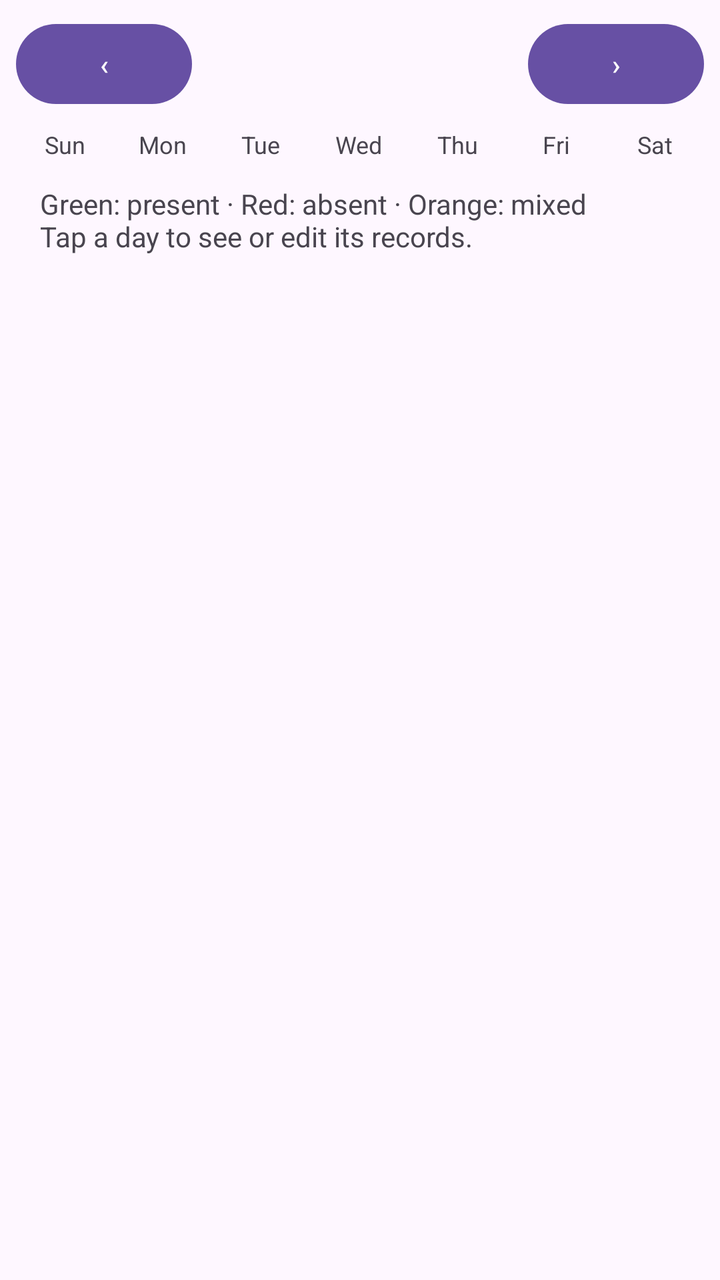
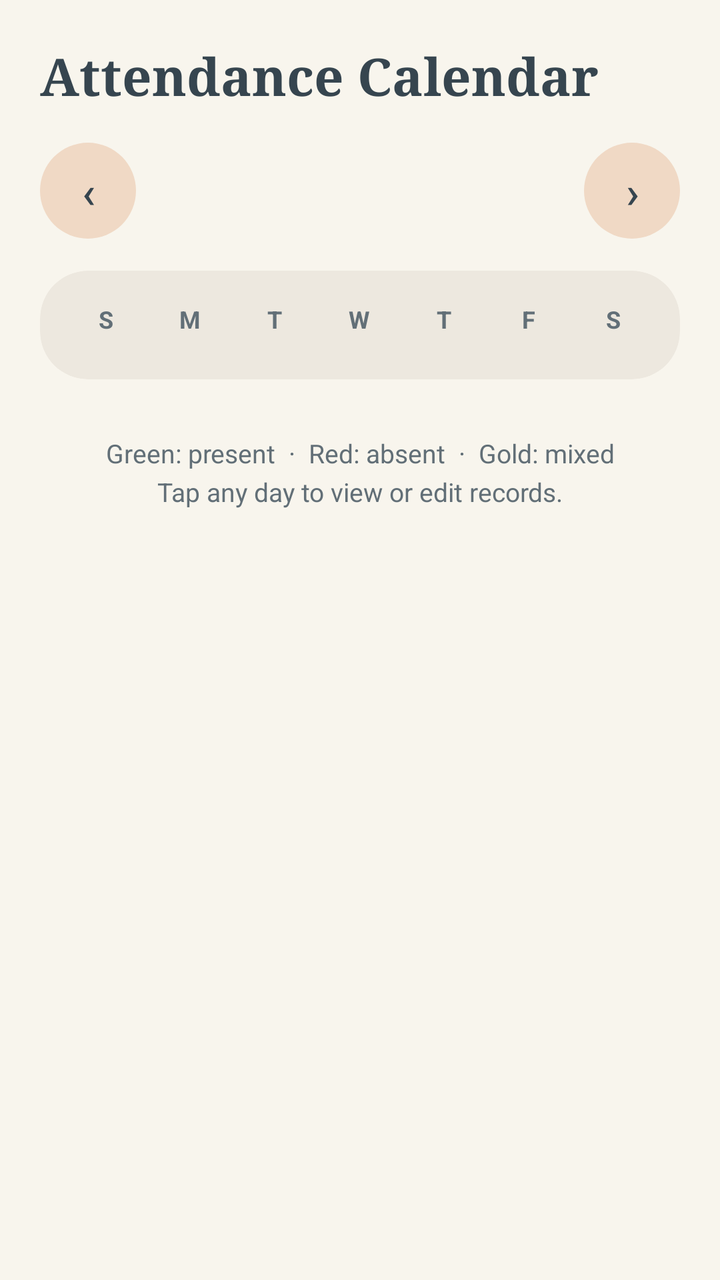

Compare the two renders of this Android layout. The source of the first and the diff that turns it into the second are given below.
<!-- AndroidManifest.xml: application theme Theme.Fluxora -->
<!-- res/layout/activity_attendance.xml -->
<?xml version="1.0" encoding="utf-8"?>
<LinearLayout xmlns:android="http://schemas.android.com/apk/res/android"
    android:layout_width="match_parent"
    android:layout_height="match_parent"
    android:fitsSystemWindows="true"
    android:orientation="vertical"
    android:padding="8dp">

    <LinearLayout
        android:layout_width="match_parent"
        android:layout_height="wrap_content"
        android:gravity="center_vertical"
        android:orientation="horizontal">

        <Button
            android:id="@+id/btnPrev"
            android:layout_width="wrap_content"
            android:layout_height="wrap_content"
            android:text="‹" />

        <TextView
            android:id="@+id/tvMonth"
            android:layout_width="0dp"
            android:layout_height="wrap_content"
            android:layout_weight="1"
            android:gravity="center"
            android:textSize="18sp"
            android:textStyle="bold" />

        <Button
            android:id="@+id/btnNext"
            android:layout_width="wrap_content"
            android:layout_height="wrap_content"
            android:text="›" />
    </LinearLayout>

    <LinearLayout
        android:layout_width="match_parent"
        android:layout_height="wrap_content"
        android:orientation="horizontal"
        android:paddingTop="8dp">

        <TextView android:layout_width="0dp" android:layout_height="wrap_content" android:layout_weight="1" android:gravity="center" android:text="Sun" android:textSize="12sp" />
        <TextView android:layout_width="0dp" android:layout_height="wrap_content" android:layout_weight="1" android:gravity="center" android:text="Mon" android:textSize="12sp" />
        <TextView android:layout_width="0dp" android:layout_height="wrap_content" android:layout_weight="1" android:gravity="center" android:text="Tue" android:textSize="12sp" />
        <TextView android:layout_width="0dp" android:layout_height="wrap_content" android:layout_weight="1" android:gravity="center" android:text="Wed" android:textSize="12sp" />
        <TextView android:layout_width="0dp" android:layout_height="wrap_content" android:layout_weight="1" android:gravity="center" android:text="Thu" android:textSize="12sp" />
        <TextView android:layout_width="0dp" android:layout_height="wrap_content" android:layout_weight="1" android:gravity="center" android:text="Fri" android:textSize="12sp" />
        <TextView android:layout_width="0dp" android:layout_height="wrap_content" android:layout_weight="1" android:gravity="center" android:text="Sat" android:textSize="12sp" />
    </LinearLayout>

    <androidx.recyclerview.widget.RecyclerView
        android:id="@+id/rvCalendar"
        android:layout_width="match_parent"
        android:layout_height="wrap_content" />

    <TextView
        android:layout_width="match_parent"
        android:layout_height="wrap_content"
        android:padding="12dp"
        android:text="Green: present · Red: absent · Orange: mixed\nTap a day to see or edit its records." />
</LinearLayout>
<!-- resources referenced by this layout -->
<resources>
  <style name="Base.Theme.Fluxora" parent="Theme.Material3.DayNight.NoActionBar">
          
          
      </style>
  <!-- unchanged entries left out for length: 1 -->
</resources>

<!-- the commit's change to res/layout/activity_attendance.xml (unified diff, before → after) -->
@@ -1,62 +1,116 @@
 <?xml version="1.0" encoding="utf-8"?>
 <LinearLayout xmlns:android="http://schemas.android.com/apk/res/android"
+    xmlns:app="http://schemas.android.com/apk/res-auto"
     android:layout_width="match_parent"
     android:layout_height="match_parent"
+    android:background="?android:attr/colorBackground"
     android:fitsSystemWindows="true"
     android:orientation="vertical"
-    android:padding="8dp">
+    android:padding="20dp">
 
+    
+    <TextView
+        android:layout_width="match_parent"
+        android:layout_height="wrap_content"
+        android:layout_marginBottom="16dp"
+        android:fontFamily="serif"
+        android:text="Attendance Calendar"
+        android:textColor="?attr/colorOnBackground"
+        android:textSize="26sp"
+        android:textStyle="bold" />
+
+    
     <LinearLayout
         android:layout_width="match_parent"
         android:layout_height="wrap_content"
+        android:layout_marginBottom="16dp"
         android:gravity="center_vertical"
         android:orientation="horizontal">
 
         <Button
             android:id="@+id/btnPrev"
-            android:layout_width="wrap_content"
-            android:layout_height="wrap_content"
-            android:text="‹" />
+            style="@style/Widget.Fluxora.Button.Secondary"
+            android:layout_width="48dp"
+            android:layout_height="48dp"
+            android:insetTop="0dp"
+            android:insetBottom="0dp"
+            android:padding="0dp"
+            android:text="‹"
+            android:textSize="22sp" />
 
         <TextView
             android:id="@+id/tvMonth"
             android:layout_width="0dp"
             android:layout_height="wrap_content"
             android:layout_weight="1"
+            android:fontFamily="serif"
             android:gravity="center"
-            android:textSize="18sp"
+            android:letterSpacing="0.02"
+            android:textColor="?attr/colorOnBackground"
+            android:textSize="20sp"
             android:textStyle="bold" />
 
         <Button
             android:id="@+id/btnNext"
-            android:layout_width="wrap_content"
-            android:layout_height="wrap_content"
-            android:text="›" />
+            style="@style/Widget.Fluxora.Button.Secondary"
+            android:layout_width="48dp"
+            android:layout_height="48dp"
+            android:insetTop="0dp"
+            android:insetBottom="0dp"
+            android:padding="0dp"
+            android:text="›"
+            android:textSize="22sp" />
     </LinearLayout>
 
-    <LinearLayout
+    
+    <com.google.android.material.card.MaterialCardView
         android:layout_width="match_parent"
         android:layout_height="wrap_content"
-        android:orientation="horizontal"
-        android:paddingTop="8dp">
+        app:cardBackgroundColor="?attr/colorSurface"
+        app:cardCornerRadius="24dp"
+        app:cardElevation="0dp"
+        app:contentPadding="12dp"
+        app:strokeWidth="0dp">
 
-        <TextView android:layout_width="0dp" android:layout_height="wrap_content" android:layout_weight="1" android:gravity="center" android:text="Sun" android:textSize="12sp" />
-        <TextView android:layout_width="0dp" android:layout_height="wrap_content" android:layout_weight="1" android:gravity="center" android:text="Mon" android:textSize="12sp" />
-        <TextView android:layout_width="0dp" android:layout_height="wrap_content" android:layout_weight="1" android:gravity="center" android:text="Tue" android:textSize="12sp" />
-        <TextView android:layout_width="0dp" android:layout_height="wrap_content" android:layout_weight="1" android:gravity="center" android:text="Wed" android:textSize="12sp" />
-        <TextView android:layout_width="0dp" android:layout_height="wrap_content" android:layout_weight="1" android:gravity="center" android:text="Thu" android:textSize="12sp" />
-        <TextView android:layout_width="0dp" android:layout_height="wrap_content" android:layout_weight="1" android:gravity="center" android:text="Fri" android:textSize="12sp" />
-        <TextView android:layout_width="0dp" android:layout_height="wrap_content" android:layout_weight="1" android:gravity="center" android:text="Sat" android:textSize="12sp" />
-    </LinearLayout>
+        <LinearLayout
+            android:layout_width="match_parent"
+            android:layout_height="wrap_content"
+            android:orientation="vertical">
 
-    <androidx.recyclerview.widget.RecyclerView
-        android:id="@+id/rvCalendar"
-        android:layout_width="match_parent"
-        android:layout_height="wrap_content" />
+            
+            <LinearLayout
+                android:layout_width="match_parent"
+                android:layout_height="wrap_content"
+                android:orientation="horizontal"
+                android:paddingTop="4dp"
+                android:paddingBottom="10dp">
 
+                <TextView android:layout_width="0dp" android:layout_height="wrap_content" android:layout_weight="1" android:gravity="center" android:text="S" android:textColor="?attr/colorOnSurfaceVariant" android:textSize="12sp" android:textStyle="bold" />
+                <TextView android:layout_width="0dp" android:layout_height="wrap_content" android:layout_weight="1" android:gravity="center" android:text="M" android:textColor="?attr/colorOnSurfaceVariant" android:textSize="12sp" android:textStyle="bold" />
+                <TextView android:layout_width="0dp" android:layout_height="wrap_content" android:layout_weight="1" android:gravity="center" android:text="T" android:textColor="?attr/colorOnSurfaceVariant" android:textSize="12sp" android:textStyle="bold" />
+                <TextView android:layout_width="0dp" android:layout_height="wrap_content" android:layout_weight="1" android:gravity="center" android:text="W" android:textColor="?attr/colorOnSurfaceVariant" android:textSize="12sp" android:textStyle="bold" />
+                <TextView android:layout_width="0dp" android:layout_height="wrap_content" android:layout_weight="1" android:gravity="center" android:text="T" android:textColor="?attr/colorOnSurfaceVariant" android:textSize="12sp" android:textStyle="bold" />
+                <TextView android:layout_width="0dp" android:layout_height="wrap_content" android:layout_weight="1" android:gravity="center" android:text="F" android:textColor="?attr/colorOnSurfaceVariant" android:textSize="12sp" android:textStyle="bold" />
+                <TextView android:layout_width="0dp" android:layout_height="wrap_content" android:layout_weight="1" android:gravity="center" android:text="S" android:textColor="?attr/colorOnSurfaceVariant" android:textSize="12sp" android:textStyle="bold" />
+            </LinearLayout>
+
+            <androidx.recyclerview.widget.RecyclerView
+                android:id="@+id/rvCalendar"
+                android:layout_width="match_parent"
+                android:layout_height="wrap_content"
+                android:overScrollMode="never" />
+        </LinearLayout>
+    </com.google.android.material.card.MaterialCardView>
+
+    
     <TextView
         android:layout_width="match_parent"
         android:layout_height="wrap_content"
+        android:layout_marginTop="16dp"
+        android:gravity="center"
+        android:lineSpacingExtra="4dp"
         android:padding="12dp"
-        android:text="Green: present · Red: absent · Orange: mixed\nTap a day to see or edit its records." />
+        android:text="Green: present  ·  Red: absent  ·  Gold: mixed\nTap any day to view or edit records."
+        android:textColor="?attr/colorOnSurfaceVariant"
+        android:textSize="13sp" />
 </LinearLayout>
<!-- resource entries referenced after the edit -->
@@ -1,8 +1,115 @@
 <!-- resources referenced by this layout -->
 <resources>
+  <style name="Widget.Fluxora.Button.Secondary" parent="Widget.Material3.Button.TonalButton">
+          <item name="backgroundTint">?attr/colorSecondaryContainer</item>
+          <item name="android:textColor">?attr/colorOnSecondaryContainer</item>
+          <item name="cornerRadius">999dp</item>
+          <item name="android:insetTop">0dp</item>
+          <item name="android:insetBottom">0dp</item>
+          <item name="android:minHeight">54dp</item>
+          <item name="android:letterSpacing">0.02</item>
+          <item name="android:textAllCaps">false</item>
+      </style>
   <style name="Base.Theme.Fluxora" parent="Theme.Material3.DayNight.NoActionBar">
           
+          <item name="colorPrimary">@color/primary</item>
+          <item name="colorOnPrimary">@color/on_primary</item>
+          <item name="colorPrimaryContainer">@color/primary_container</item>
+          <item name="colorOnPrimaryContainer">@color/on_primary_container</item>
+  
+          <item name="colorSecondary">@color/secondary</item>
+          <item name="colorOnSecondary">@color/on_secondary</item>
+          <item name="colorSecondaryContainer">@color/secondary_container</item>
+          <item name="colorOnSecondaryContainer">@color/on_secondary_container</item>
+  
+          <item name="colorTertiary">@color/tertiary</item>
+          <item name="colorOnTertiary">@color/on_tertiary</item>
+          <item name="colorTertiaryContainer">@color/tertiary_container</item>
+          <item name="colorOnTertiaryContainer">@color/on_tertiary_container</item>
+  
           
+          <item name="android:colorBackground">@color/background_light</item>
+          <item name="colorOnBackground">@color/text_primary_light</item>
+          <item name="colorSurface">@color/surface_light</item>
+          <item name="colorOnSurface">@color/text_primary_light</item>
+          <item name="colorSurfaceVariant">@color/surface_variant_light</item>
+          <item name="colorOnSurfaceVariant">@color/text_secondary_light</item>
+          <item name="colorSurfaceContainer">@color/surface_light</item>
+          <item name="colorSurfaceContainerHigh">@color/surface_container_light</item>
+          <item name="colorOutline">@color/outline_light</item>
+          <item name="colorOutlineVariant">@color/outline_variant_light</item>
+  
+          
+          <item name="colorError">@color/danger</item>
+          <item name="colorErrorContainer">@color/danger_container</item>
+          <item name="colorOnErrorContainer">@color/on_danger_container</item>
+  
+          
+          <item name="android:statusBarColor">@color/background_light</item>
+          <item name="android:navigationBarColor">@color/background_light</item>
+          <item name="android:windowLightStatusBar">true</item>
+          <item name="android:windowLightNavigationBar" tools:targetApi="o_mr1">true</item>
+  
+          
+          <item name="materialCardViewStyle">@style/Widget.Fluxora.CardView</item>
+          <item name="materialButtonStyle">@style/Widget.Fluxora.Button.Primary</item>
+          <item name="bottomSheetDialogTheme">@style/ThemeOverlay.Fluxora.BottomSheetDialog</item>
+      </style>
+  <color name="primary">#6B8E7E</color>
+  <color name="on_primary">#FFFFFF</color>
+  <color name="primary_container">#DCE7E1</color>
+  <color name="on_primary_container">#23352D</color>
+  <color name="secondary">#F0D9C5</color>
+  <color name="on_secondary">#36454F</color>
+  <color name="secondary_container">#F0D9C5</color>
+  <color name="on_secondary_container">#36454F</color>
+  <color name="tertiary">#D4AF37</color>
+  <color name="on_tertiary">#1E2824</color>
+  <color name="tertiary_container">#F7EFE0</color>
+  <color name="on_tertiary_container">#4A3B0C</color>
+  <color name="background_light">#F8F5ED</color>
+  <color name="text_primary_light">#36454F</color>
+  <color name="surface_light">#EDE8DF</color>
+  <color name="surface_variant_light">#E2DDD2</color>
+  <color name="text_secondary_light">#626F77</color>
+  <color name="surface_container_light">#E5DFD3</color>
+  <color name="outline_light">#C9C3B6</color>
+  <color name="outline_variant_light">#DFDAD0</color>
+  <color name="danger">#B85450</color>
+  <color name="danger_container">#F5DFDE</color>
+  <color name="on_danger_container">#4A1B19</color>
+  <style name="Widget.Fluxora.CardView" parent="Widget.Material3.CardView.Filled">
+          <item name="cardBackgroundColor">?attr/colorSurface</item>
+          <item name="cardCornerRadius">20dp</item>
+          <item name="cardElevation">0dp</item>
+          <item name="strokeWidth">0dp</item>
+          <item name="contentPadding">20dp</item>
+      </style>
+  <style name="Widget.Fluxora.Button.Primary" parent="Widget.Material3.Button">
+          <item name="backgroundTint">?attr/colorPrimary</item>
+          <item name="android:textColor">?attr/colorOnPrimary</item>
+          <item name="cornerRadius">999dp</item>
+          <item name="android:insetTop">0dp</item>
+          <item name="android:insetBottom">0dp</item>
+          <item name="android:minHeight">54dp</item>
+          <item name="android:letterSpacing">0.03</item>
+          <item name="android:textAllCaps">false</item>
+          <item name="elevation">0dp</item>
+      </style>
+  <style name="ThemeOverlay.Fluxora.BottomSheetDialog" parent="ThemeOverlay.Material3.BottomSheetDialog">
+          <item name="bottomSheetStyle">@style/Widget.Fluxora.BottomSheet</item>
+      </style>
+  <style name="Widget.Fluxora.BottomSheet" parent="Widget.Material3.BottomSheet.Modal">
+          <item name="backgroundTint">?attr/colorSurface</item>
+          <item name="shapeAppearanceOverlay">@style/ShapeAppearance.Fluxora.BottomSheet</item>
+          <item name="elevation">0dp</item>
+      </style>
+  <style name="ShapeAppearance.Fluxora.BottomSheet" parent="">
+          <item name="cornerFamily">rounded</item>
+          <item name="cornerSizeTopLeft">24dp</item>
+          <item name="cornerSizeTopRight">24dp</item>
+          <item name="cornerSizeBottomLeft">0dp</item>
+          <item name="cornerSizeBottomRight">0dp</item>
       </style>
   <!-- unchanged entries left out for length: 1 -->
 </resources>
